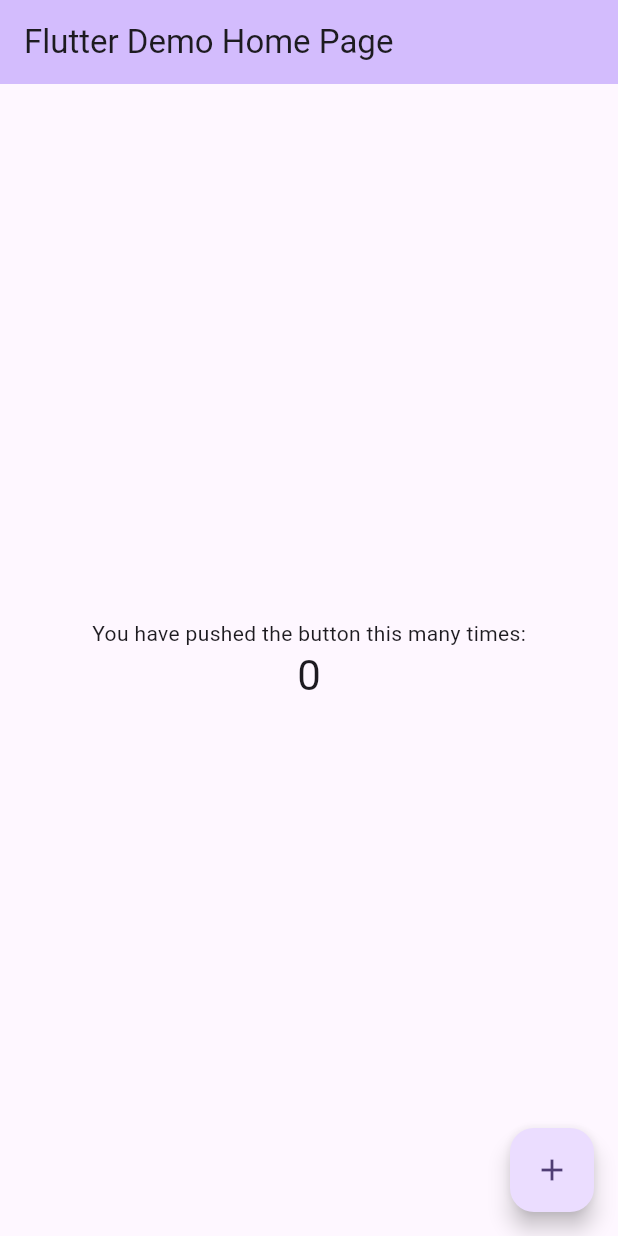
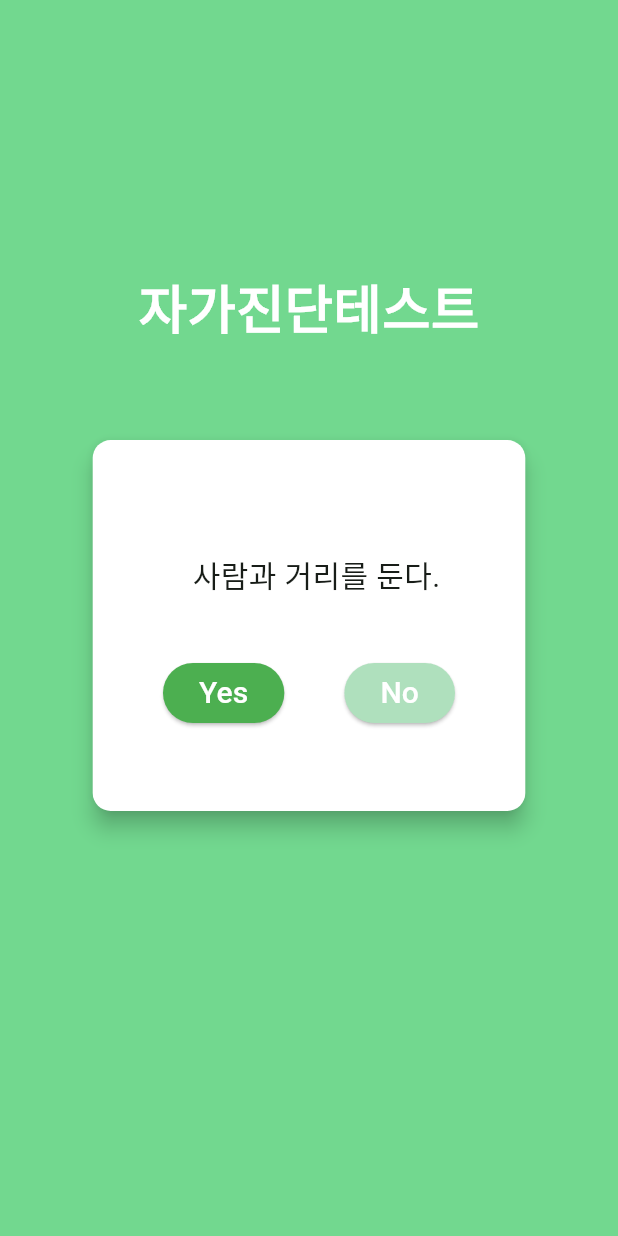
Before and after one commit to K-CapStone/example, a Flutter app: the screen it shows after launch, on a phone screen of 412 x 824 dp. Run offline on Flutter 3.47's test engine with Material 2 defaults, Android fonts, the phone set to English and light mode, and no system bars; our stand-ins replace percent_indicator; missing offline and left inert: radar_chart, simple_animation_progress_bar.

Commit message:
demo version create

```diff
--- a/lib/main.dart
+++ b/lib/main.dart
@@ -1,3 +1,5 @@
+import 'package:example/mainPage.dart';
+import 'package:example/test.dart';
 import 'package:flutter/material.dart';
 
 void main() {
@@ -13,113 +15,10 @@ class MyApp extends StatelessWidget {
     return MaterialApp(
       title: 'Flutter Demo',
       theme: ThemeData(
-        // This is the theme of your application.
-        //
-        // TRY THIS: Try running your application with "flutter run". You'll see
-        // the application has a blue toolbar. Then, without quitting the app,
-        // try changing the seedColor in the colorScheme below to Colors.green
-        // and then invoke "hot reload" (save your changes or press the "hot
-        // reload" button in a Flutter-supported IDE, or press "r" if you used
-        // the command line to start the app).
-        //
-        // Notice that the counter didn't reset back to zero; the application
-        // state is not lost during the reload. To reset the state, use hot
-        // restart instead.
-        //
-        // This works for code too, not just values: Most code changes can be
-        // tested with just a hot reload.
-        colorScheme: ColorScheme.fromSeed(seedColor: Colors.deepPurple),
+        colorScheme: ColorScheme.fromSeed(seedColor: const Color(0xff5DB075)),
         useMaterial3: true,
       ),
-      home: const MyHomePage(title: 'Flutter Demo Home Page'),
+      home: const TestPage(),
     );
   }
 }
-
-class MyHomePage extends StatefulWidget {
-  const MyHomePage({super.key, required this.title});
-
-  // This widget is the home page of your application. It is stateful, meaning
-  // that it has a State object (defined below) that contains fields that affect
-  // how it looks.
-
-  // This class is the configuration for the state. It holds the values (in this
-  // case the title) provided by the parent (in this case the App widget) and
-  // used by the build method of the State. Fields in a Widget subclass are
-  // always marked "final".
-
-  final String title;
-
-  @override
-  State<MyHomePage> createState() => _MyHomePageState();
-}
-
-class _MyHomePageState extends State<MyHomePage> {
-  int _counter = 0;
-
-  void _incrementCounter() {
-    setState(() {
-      // This call to setState tells the Flutter framework that something has
-      // changed in this State, which causes it to rerun the build method below
-      // so that the display can reflect the updated values. If we changed
-      // _counter without calling setState(), then the build method would not be
-      // called again, and so nothing would appear to happen.
-      _counter++;
-    });
-  }
-
-  @override
-  Widget build(BuildContext context) {
-    // This method is rerun every time setState is called, for instance as done
-    // by the _incrementCounter method above.
-    //
-    // The Flutter framework has been optimized to make rerunning build methods
-    // fast, so that you can just rebuild anything that needs updating rather
-    // than having to individually change instances of widgets.
-    return Scaffold(
-      appBar: AppBar(
-        // TRY THIS: Try changing the color here to a specific color (to
-        // Colors.amber, perhaps?) and trigger a hot reload to see the AppBar
-        // change color while the other colors stay the same.
-        backgroundColor: Theme.of(context).colorScheme.inversePrimary,
-        // Here we take the value from the MyHomePage object that was created by
-        // the App.build method, and use it to set our appbar title.
-        title: Text(widget.title),
-      ),
-      body: Center(
-        // Center is a layout widget. It takes a single child and positions it
-        // in the middle of the parent.
-        child: Column(
-          // Column is also a layout widget. It takes a list of children and
-          // arranges them vertically. By default, it sizes itself to fit its
-          // children horizontally, and tries to be as tall as its parent.
-          //
-          // Column has various properties to control how it sizes itself and
-          // how it positions its children. Here we use mainAxisAlignment to
-          // center the children vertically; the main axis here is the vertical
-          // axis because Columns are vertical (the cross axis would be
-          // horizontal).
-          //
-          // TRY THIS: Invoke "debug painting" (choose the "Toggle Debug Paint"
-          // action in the IDE, or press "p" in the console), to see the
-          // wireframe for each widget.
-          mainAxisAlignment: MainAxisAlignment.center,
-          children: <Widget>[
-            const Text(
-              'You have pushed the button this many times:',
-            ),
-            Text(
-              '$_counter',
-              style: Theme.of(context).textTheme.headlineMedium,
-            ),
-          ],
-        ),
-      ),
-      floatingActionButton: FloatingActionButton(
-        onPressed: _incrementCounter,
-        tooltip: 'Increment',
-        child: const Icon(Icons.add),
-      ), // This trailing comma makes auto-formatting nicer for build methods.
-    );
-  }
-}
--- /dev/null
+++ b/lib/model/questionList.dart
@@ -0,0 +1,7 @@
+class QuestionList {
+  List<String> questionList = [
+    "사람과 거리를 둔다.",
+    "하루 종일 거의 집에서 보낸다.",
+    "중요한 일에 대해 의논할 사람이 정말로 아무도 없다.",
+  ];
+}
--- /dev/null
+++ b/lib/test.dart
@@ -0,0 +1,119 @@
+import 'package:example/mainPage.dart';
+import 'package:example/model/questionList.dart';
+import 'package:flutter/material.dart';
+
+class TestPage extends StatefulWidget {
+  const TestPage({Key? key}) : super(key: key);
+
+  @override
+  State<TestPage> createState() => _TestPageState();
+}
+
+class _TestPageState extends State<TestPage> {
+  int index = 0;
+
+  @override
+  Widget build(BuildContext context) {
+    return Scaffold(
+      backgroundColor: const Color(0xff72D88F),
+      body: Column(
+        crossAxisAlignment: CrossAxisAlignment.center,
+        mainAxisAlignment: MainAxisAlignment.center,
+        children: [
+          const Text(
+            "자가진단테스트",
+            style: TextStyle(
+                color: Colors.white, fontSize: 35, fontWeight: FontWeight.w600),
+          ),
+          const SizedBox(
+            height: 60,
+          ),
+          Padding(
+            padding: const EdgeInsets.only(bottom: 100.0),
+            child: Center(
+              child: Card(
+                elevation: 6,
+                color: Colors.white,
+                child: SizedBox(
+                  width: MediaQuery.of(context).size.width * 0.7,
+                  height: MediaQuery.of(context).size.height * 0.3,
+                  child: Padding(
+                    padding: const EdgeInsets.only(top: 20.0, left: 20, right: 20),
+                    child: Center(
+                        child: Column(
+                      crossAxisAlignment: CrossAxisAlignment.center,
+                      mainAxisAlignment: MainAxisAlignment.center,
+                      children: [
+                        index < QuestionList().questionList.length ? Padding(
+                          padding: const EdgeInsets.only(left: 10.0),
+                          child: Text(
+                            QuestionList().questionList[index],
+                            style: const TextStyle(fontSize: 20),
+                          ),
+                        ) : const Text("테스트가 끝났습니다!\n감사합니다", style: TextStyle(fontSize: 20),),
+                        const SizedBox(
+                          height: 40,
+                        ),
+                        index < QuestionList().questionList.length ? Row(
+                          mainAxisAlignment: MainAxisAlignment.center,
+                          children: [
+                            ElevatedButton(
+                              onPressed: () {
+                                setState(() {
+                                  index++;
+                                });
+                              },
+                              style: ElevatedButton.styleFrom(
+                                  backgroundColor: Colors.green),
+                              child: const Text(
+                                "Yes",
+                                style: TextStyle(
+                                    color: Colors.white, fontSize: 20),
+                              ),
+                            ),
+                            const SizedBox(
+                              width: 40,
+                            ),
+                            ElevatedButton(
+                              onPressed: () {
+                                setState(() {
+                                  index++;
+                                });
+                              },
+                              style: ElevatedButton.styleFrom(
+                                  backgroundColor: const Color(0xffAFE0BD)),
+                              child: const Text(
+                                "No",
+                                style: TextStyle(
+                                    color: Colors.white, fontSize: 20),
+                              ),
+                            ),
+                          ],
+                        ): ElevatedButton(
+                          onPressed: () {
+                            Navigator.pushAndRemoveUntil(
+                              context,
+                              MaterialPageRoute(builder: (context) => const MainPage()),
+                                  (route) => false,
+                            );
+                          },
+                          style: ElevatedButton.styleFrom(
+                              backgroundColor: Colors.green),
+                          child: const Text(
+                            "완료",
+                            style: TextStyle(
+                                color: Colors.white, fontSize: 20),
+                          ),
+                        ),
+                      ],
+                    )),
+                  ),
+                ),
+              ),
+            ),
+          ),
+        ],
+      ),
+    );
+  }
+}
```
Also changed, not shown: lib/homePage.dart (added, +85 -0 lines), lib/mainPage.dart (added, +73 -0 lines), lib/model/criteria.dart (added, +10 -0 lines), lib/model/model.dart (added, +7 -0 lines), lib/profile.dart (added, +110 -0 lines), lib/statistic.dart (added, +185 -0 lines), pubspec.yaml (+6 -3 lines), assets/images/profile.png (added), pubspec.lock, 11 other files.
